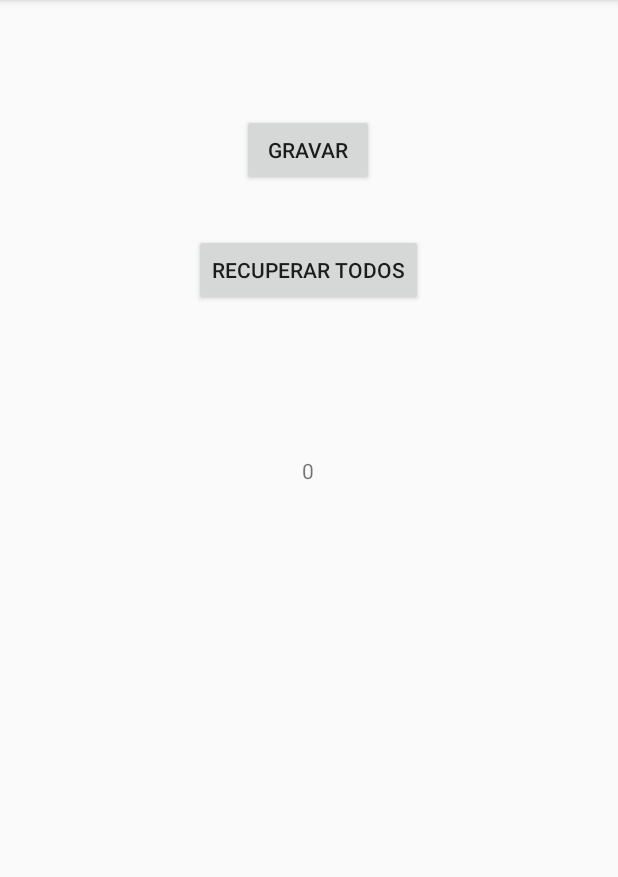
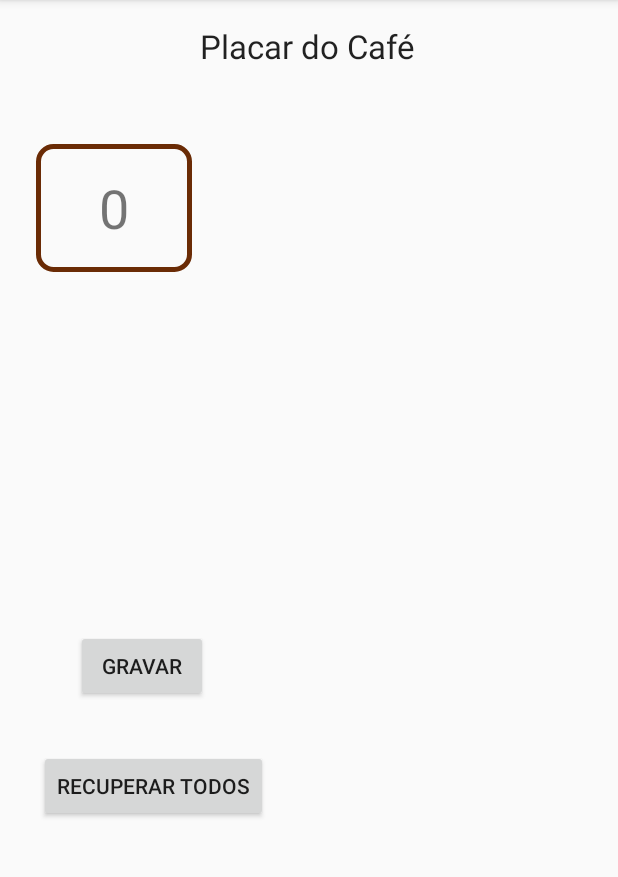
Before and after one commit to rafaelmmedeiros/CoffeeLife2021, an Android app: the screen it shows after launch (MainActivity), on a phone screen of 412 x 824 dp, the part 84-961 px from its top. Run offline under Robolectric (Android 15) with nearby library versions, the phone set to English and light mode, and no system bars.

Commit message:
Desing Elements

```diff
--- a/app/src/main/java/com/coffee/coffeelife/MainActivity.java
+++ b/app/src/main/java/com/coffee/coffeelife/MainActivity.java
@@ -22,13 +22,12 @@ public class MainActivity extends AppCompatActivity {
     }
 
     @Override
-    protected void onResume()
-    {
+    protected void onResume() {
         super.onResume();
         totalCoffees();
     }
 
-    // ACTIVITIES CHANGES
+    // ACTIVITIES INTENTS
     public void registrarCafe(View v) {
         Intent intent = new Intent(MainActivity.this, RegistrarCafeActivity.class);
         intent.setFlags(Intent.FLAG_ACTIVITY_REORDER_TO_FRONT);
--- /dev/null
+++ b/app/src/main/res/drawable/txview_1.xml
@@ -0,0 +1,11 @@
+<?xml version="1.0" encoding="utf-8"?>
+<shape xmlns:android="http://schemas.android.com/apk/res/android"
+    android:shape="rectangle">
+
+    <corners
+        android:radius="10dp"/>
+
+    <stroke
+        android:color="@color/colorPrimary"
+        android:width="3dp" />
+</shape>
--- a/app/src/main/res/layout/activity_main.xml
+++ b/app/src/main/res/layout/activity_main.xml
@@ -10,35 +10,59 @@
         android:id="@+id/button"
         android:layout_width="wrap_content"
         android:layout_height="wrap_content"
-        android:layout_marginTop="76dp"
+        android:layout_marginTop="420dp"
+        android:onClick="registrarCafe"
         android:text="Gravar"
         app:layout_constraintEnd_toEndOf="parent"
-        app:layout_constraintHorizontal_bias="0.498"
+        app:layout_constraintHorizontal_bias="0.157"
         app:layout_constraintStart_toStartOf="parent"
-        app:layout_constraintTop_toTopOf="parent"
-        android:onClick="registrarCafe"/>
+        app:layout_constraintTop_toTopOf="parent" />
 
     <Button
         android:id="@+id/button2"
         android:layout_width="wrap_content"
         android:layout_height="wrap_content"
         android:layout_marginTop="32dp"
+        android:onClick="historico"
         android:text="Recuperar Todos"
         app:layout_constraintEnd_toEndOf="parent"
-        app:layout_constraintHorizontal_bias="0.498"
+        app:layout_constraintHorizontal_bias="0.1"
         app:layout_constraintStart_toStartOf="parent"
-        app:layout_constraintTop_toBottomOf="@+id/button"
-        android:onClick="historico"/>
+        app:layout_constraintTop_toBottomOf="@+id/button" />
+
+    <TextView
+        android:id="@+id/textView3"
+        android:layout_width="wrap_content"
+        android:layout_height="wrap_content"
+        android:layout_marginStart="175dp"
+        android:layout_marginLeft="175dp"
+        android:layout_marginTop="16dp"
+        android:layout_marginEnd="178dp"
+        android:layout_marginRight="178dp"
+        android:text="Placar do Café"
+        android:textAppearance="@style/TextAppearance.AppCompat.Large"
+        app:layout_constraintEnd_toEndOf="parent"
+        app:layout_constraintStart_toStartOf="parent"
+        app:layout_constraintTop_toTopOf="parent" />
 
     <TextView
         android:id="@+id/tv_totalcoffees"
-        android:layout_width="wrap_content"
-        android:layout_height="wrap_content"
-        android:layout_marginTop="304dp"
-        android:text="TextView"
+        android:layout_width="104dp"
+        android:layout_height="85dp"
+        android:layout_marginStart="24dp"
+        android:layout_marginLeft="24dp"
+        android:layout_marginTop="96dp"
+        android:layout_marginEnd="286dp"
+        android:layout_marginRight="286dp"
+        android:background="@drawable/txview_1"
+        android:gravity="center"
+
+        android:text="200"
+        android:textSize="36sp"
         app:layout_constraintEnd_toEndOf="parent"
-        app:layout_constraintHorizontal_bias="0.498"
+        app:layout_constraintHorizontal_bias="0.0"
         app:layout_constraintStart_toStartOf="parent"
         app:layout_constraintTop_toTopOf="parent" />
 
+
 </androidx.constraintlayout.widget.ConstraintLayout>
```
